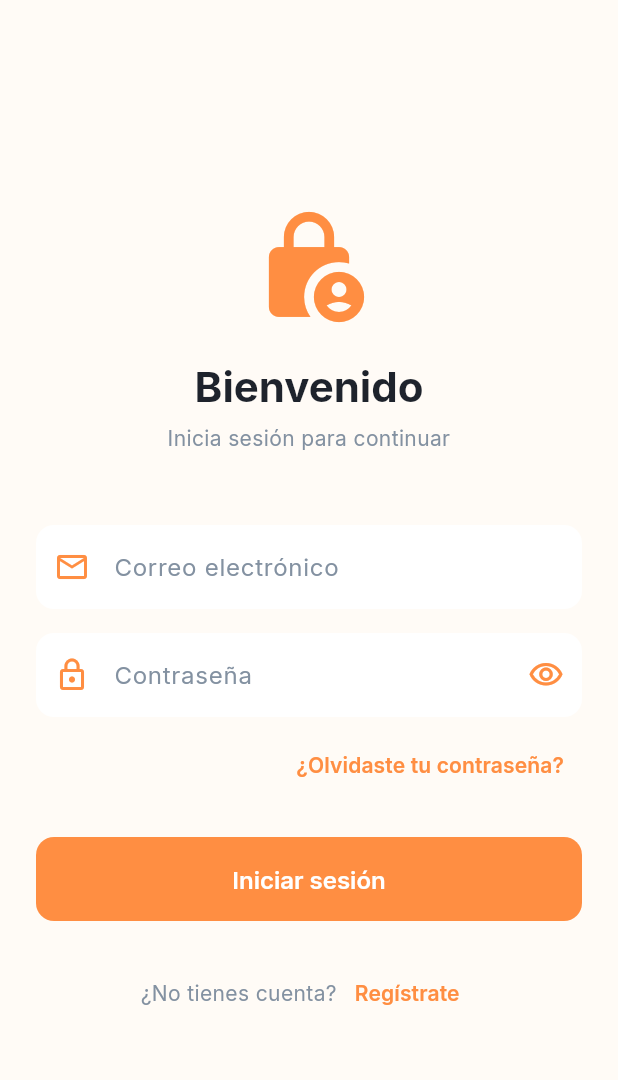
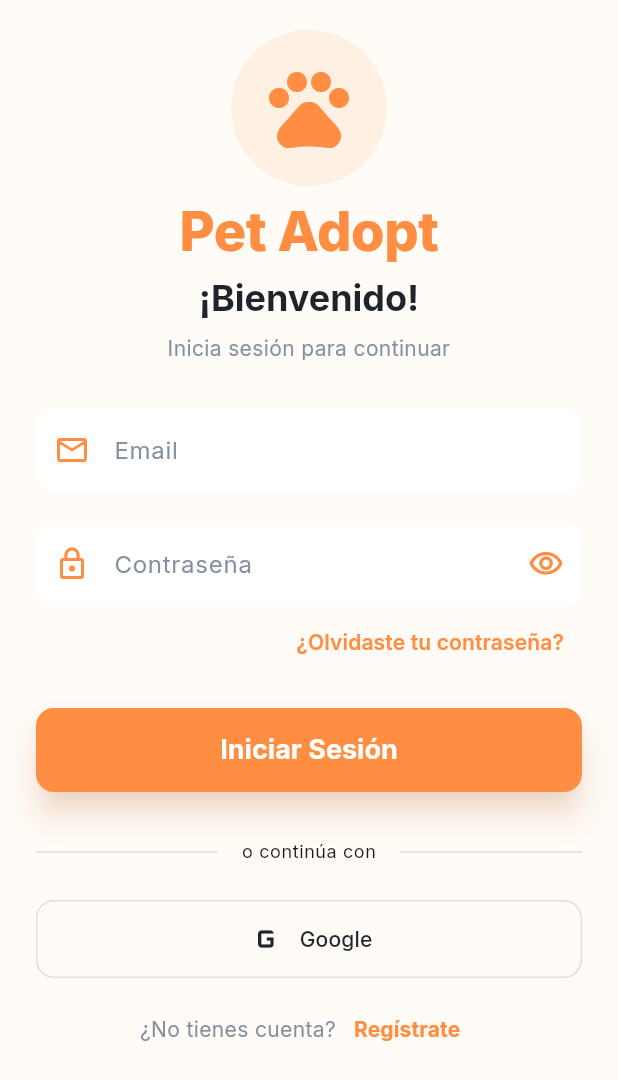
Before and after one commit to jmvillanueva-dev/MobilApp_Flutter_PetAdopt, a Flutter app: the screen it shows after launch, on a phone screen of 412 x 824 dp. Shown: the top 1080 px of the screen. Run offline on Flutter 3.47's test engine with Material 3 defaults, Android fonts, the phone set to English and light mode, and no system bars; our stand-ins replace connectivity_plus, dartz, equatable, flutter_bloc, flutter_dotenv, get_it and 3 more; accounts and stored records are empty.

Commit message:
feat: Enhance login page UI with new design elements, improved layout, and added Google sign-in placeholder

```diff
--- a/lib/features/auth/presentation/pages/login_page.dart
+++ b/lib/features/auth/presentation/pages/login_page.dart
@@ -42,6 +42,7 @@
   @override
   Widget build(BuildContext context) {
     return Scaffold(
+      backgroundColor: Theme.of(context).scaffoldBackgroundColor,
       body: BlocConsumer<AuthBloc, AuthState>(
         listener: (context, state) {
           if (state is AuthError) {
@@ -65,27 +66,57 @@
           return LoadingOverlay(
             isLoading: isLoading,
             child: SafeArea(
-              child: Center(
               child: SingleChildScrollView(
-                  padding: const EdgeInsets.all(24.0),
+                padding: const EdgeInsets.symmetric(
+                    horizontal: 24.0, vertical: 0.0),
                 child: Form(
                   key: _formKey,
                   child: Column(
                     mainAxisAlignment: MainAxisAlignment.center,
                     crossAxisAlignment: CrossAxisAlignment.stretch,
                     children: [
-                        // Logo o icono
-                        Icon(
-                          Icons.lock_person_rounded,
-                          size: 80,
-                          color: Theme.of(context).colorScheme.primary,
+                      const SizedBox(height:20),
+                      // Pet Adopt Logo/Icon
+                      Center(
+                        child: Container(
+                          padding: const EdgeInsets.all(20),
+                          decoration: BoxDecoration(
+                            color:
+                                Theme.of(context).primaryColor.withOpacity(0.1),
+                            shape: BoxShape.circle,
                           ),
-                        const SizedBox(height: 24),
+                          child: Icon(
+                            Icons.pets,
+                            size: 64,
+                            color: Theme.of(context).primaryColor,
+                          ),
+                        ),
+                      ),
+                      const SizedBox(height: 10),
 
-                        // Título
+                      // App Name
                       Text(
-                          'Bienvenido',
-                          style: Theme.of(context).textTheme.displayMedium,
+                        'Pet Adopt',
+                        style:
+                            Theme.of(context).textTheme.displayLarge?.copyWith(
+                                  color: Theme.of(context).primaryColor,
+                                  fontSize: 36,
+                                  fontWeight: FontWeight.w800,
+                                ),
+                        textAlign: TextAlign.center,
+                      ),
+                      const SizedBox(height: 8),
+
+                      // Welcome Text
+                      Text(
+                        '¡Bienvenido!',
+                        style: Theme.of(context)
+                            .textTheme
+                            .headlineSmall
+                            ?.copyWith(
+                              fontWeight: FontWeight.bold,
+                              color: Theme.of(context).colorScheme.onSurface,
+                            ),
                         textAlign: TextAlign.center,
                       ),
                       const SizedBox(height: 8),
@@ -94,12 +125,12 @@
                         style: Theme.of(context).textTheme.bodyMedium,
                         textAlign: TextAlign.center,
                       ),
-                        const SizedBox(height: 48),
+                      const SizedBox(height: 30),
 
                       // Email field
                       CustomTextField(
                         controller: _emailController,
-                          label: 'Correo electrónico',
+                        label: 'Email',
                         hint: 'tu@email.com',
                         prefixIcon: Icons.email_outlined,
                         keyboardType: TextInputType.emailAddress,
@@ -113,7 +144,7 @@
                           return null;
                         },
                       ),
-                        const SizedBox(height: 16),
+                      const SizedBox(height: 20),
 
                       // Password field
                       CustomTextField(
@@ -132,7 +163,6 @@
                           return null;
                         },
                       ),
-                        const SizedBox(height: 8),
 
                       // Forgot password
                       Align(
@@ -148,23 +178,85 @@
                           child: Text(
                             '¿Olvidaste tu contraseña?',
                             style: TextStyle(
-                                color: Theme.of(context).colorScheme.primary,
+                              color: Theme.of(context).primaryColor,
                               fontWeight: FontWeight.w600,
                             ),
                           ),
                         ),
                       ),
-                        const SizedBox(height: 24),
+                      const SizedBox(height: 20),
 
                       // Login button
                       SizedBox(
                         height: 56,
                         child: ElevatedButton(
                           onPressed: isLoading ? null : _handleSignIn,
-                            child: const Text('Iniciar sesión'),
+                          style: ElevatedButton.styleFrom(
+                            elevation: 8,
+                            shadowColor:
+                                Theme.of(context).primaryColor.withOpacity(0.4),
+                          ),
+                          child: const Text(
+                            'Iniciar Sesión',
+                            style: TextStyle(
+                                fontSize: 18, fontWeight: FontWeight.bold),
                           ),
                         ),
+                      ),
+                      const SizedBox(height: 32),
+
+                      // Google Sign In (Visual only for now matching design)
+                      // Adding a Divider with text
+                      Row(
+                        children: [
+                          Expanded(
+                            child: Divider(
+                              color: Colors.grey.withOpacity(0.3),
+                              thickness: 1,
+                            ),
+                          ),
+                          Padding(
+                            padding: const EdgeInsets.symmetric(horizontal: 16),
+                            child: Text(
+                              'o continúa con',
+                              style: Theme.of(context).textTheme.bodySmall,
+                            ),
+                          ),
+                          Expanded(
+                            child: Divider(
+                              color: Colors.grey.withOpacity(0.3),
+                              thickness: 1,
+                            ),
+                          ),
+                        ],
+                      ),
                       const SizedBox(height: 24),
+
+                      // Google Button Placeholder
+                      OutlinedButton.icon(
+                        onPressed: () {
+                          // Future integration
+                          ScaffoldMessenger.of(context).showSnackBar(
+                            const SnackBar(
+                                content:
+                                    Text('Próximamente: Iniciar con Google')),
+                          );
+                        },
+                        icon: const Icon(Icons.g_mobiledata,
+                            size: 28), // Using generic G icon
+                        label: const Text('Google'),
+                        style: OutlinedButton.styleFrom(
+                          padding: const EdgeInsets.symmetric(vertical: 12),
+                          side: BorderSide(color: Colors.grey.withOpacity(0.3)),
+                          shape: RoundedRectangleBorder(
+                            borderRadius: BorderRadius.circular(12),
+                          ),
+                          foregroundColor:
+                              Theme.of(context).colorScheme.onSurface,
+                        ),
+                      ),
+
+                      const SizedBox(height: 10),
 
                       // Register link
                       Row(
@@ -185,8 +277,8 @@
                             child: Text(
                               'Regístrate',
                               style: TextStyle(
-                                  color: Theme.of(context).colorScheme.primary,
-                                  fontWeight: FontWeight.w600,
+                                color: Theme.of(context).primaryColor,
+                                fontWeight: FontWeight.bold,
                               ),
                             ),
                           ),
@@ -197,7 +289,6 @@
                 ),
               ),
             ),
-            ),
           );
         },
       ),
```
Lines whose indentation alone changed are shown as unchanged.
